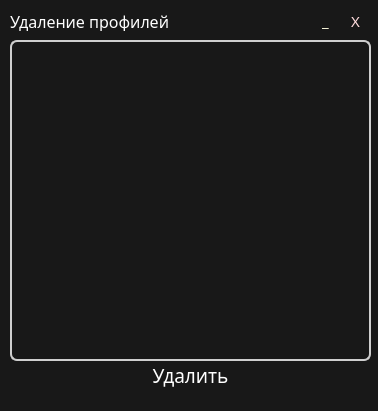
The window that ui/profileDeleteWindow.ui (denipolis/arci-binder) describes before a commit, drawn with Qt 5.
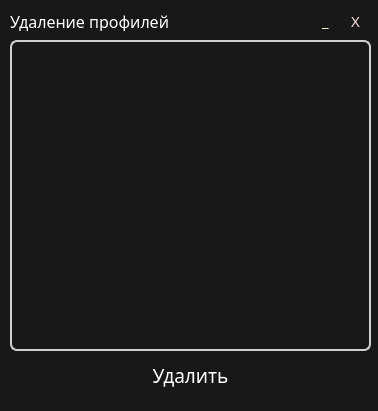
The same window after the commit. Icons and pictures are not drawn.

```diff
--- a/ui/profileDeleteWindow.ui
+++ b/ui/profileDeleteWindow.ui
@@ -56,7 +56,7 @@
       <x>10</x>
       <y>40</y>
       <width>361</width>
-      <height>321</height>
+      <height>311</height>
      </rect>
     </property>
    </widget>
```
Left out of the diff: 2 changed lines with no effect on the pictures.
